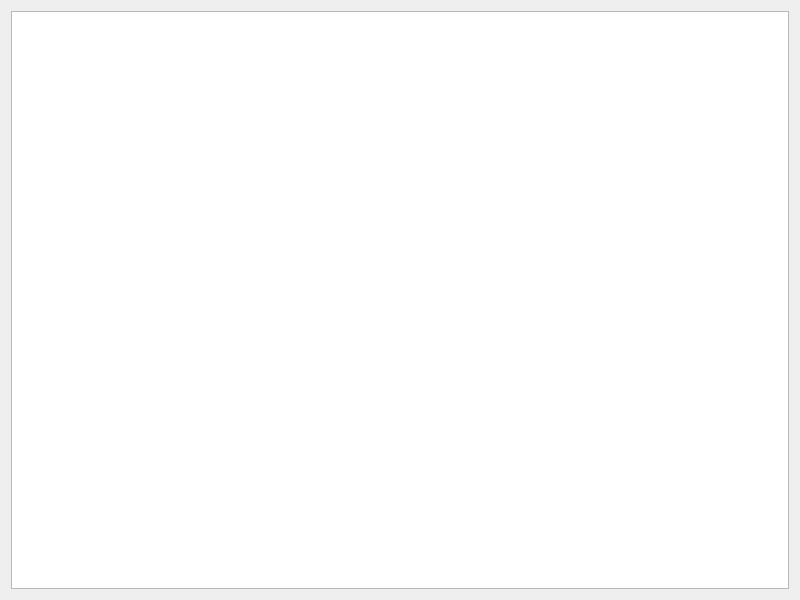
Old version of the form ProyectoFinal/widget.ui in the repository TobiasGarcia/ProyectoFinal-InfoII.
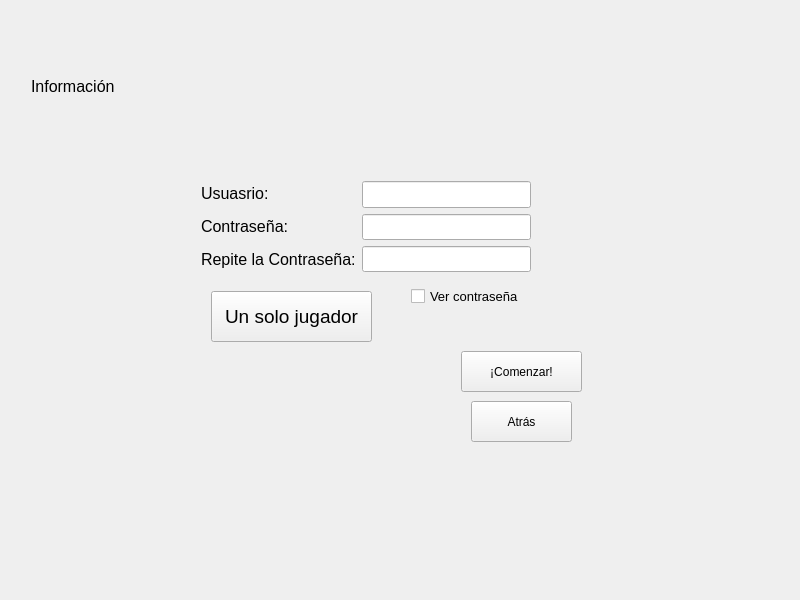
New version of the form.

Diff of the .ui file:
```diff
--- a/ProyectoFinal/widget.ui
+++ b/ProyectoFinal/widget.ui
@@ -13,9 +13,267 @@
   <property name="windowTitle">
    <string>Widget</string>
   </property>
-  <layout class="QGridLayout" name="gridLayout">
-   <item row="0" column="0">
-    <widget class="QGraphicsView" name="graphicsView"/>
+  <layout class="QHBoxLayout" name="horizontalLayout">
+   <item>
+    <widget class="QStackedWidget" name="stacked_w">
+     <property name="currentIndex">
+      <number>1</number>
+     </property>
+     <widget class="QWidget" name="main_menu">
+      <widget class="QPushButton" name="new_btn">
+       <property name="geometry">
+        <rect>
+         <x>150</x>
+         <y>170</y>
+         <width>101</width>
+         <height>31</height>
+        </rect>
+       </property>
+       <property name="text">
+        <string>Juego Nuevo</string>
+       </property>
+      </widget>
+      <widget class="QPushButton" name="load_btn">
+       <property name="geometry">
+        <rect>
+         <x>150</x>
+         <y>260</y>
+         <width>121</width>
+         <height>41</height>
+        </rect>
+       </property>
+       <property name="text">
+        <string>Cargar Partida</string>
+       </property>
+      </widget>
+      <widget class="QPushButton" name="exit_btn">
+       <property name="geometry">
+        <rect>
+         <x>160</x>
+         <y>360</y>
+         <width>101</width>
+         <height>41</height>
+        </rect>
+       </property>
+       <property name="text">
+        <string>Salir</string>
+       </property>
+      </widget>
+     </widget>
+     <widget class="QWidget" name="new_log">
+      <widget class="QPushButton" name="return_new_btn">
+       <property name="geometry">
+        <rect>
+         <x>460</x>
+         <y>390</y>
+         <width>101</width>
+         <height>41</height>
+        </rect>
+       </property>
+       <property name="text">
+        <string>Atrás</string>
+       </property>
+      </widget>
+      <widget class="QPushButton" name="register_btn">
+       <property name="geometry">
+        <rect>
+         <x>450</x>
+         <y>340</y>
+         <width>121</width>
+         <height>41</height>
+        </rect>
+       </property>
+       <property name="text">
+        <string>¡Comenzar!</string>
+       </property>
+      </widget>
+      <widget class="QCheckBox" name="pass_cbox">
+       <property name="geometry">
+        <rect>
+         <x>400</x>
+         <y>270</y>
+         <width>111</width>
+         <height>31</height>
+        </rect>
+       </property>
+       <property name="font">
+        <font>
+         <pointsize>10</pointsize>
+        </font>
+       </property>
+       <property name="text">
+        <string>Ver contraseña</string>
+       </property>
+      </widget>
+      <widget class="QLabel" name="info_lb">
+       <property name="geometry">
+        <rect>
+         <x>20</x>
+         <y>10</y>
+         <width>331</width>
+         <height>131</height>
+        </rect>
+       </property>
+       <property name="font">
+        <font>
+         <pointsize>12</pointsize>
+        </font>
+       </property>
+       <property name="text">
+        <string>Información</string>
+       </property>
+      </widget>
+      <widget class="QPushButton" name="mode_btn">
+       <property name="geometry">
+        <rect>
+         <x>200</x>
+         <y>280</y>
+         <width>161</width>
+         <height>51</height>
+        </rect>
+       </property>
+       <property name="font">
+        <font>
+         <pointsize>14</pointsize>
+        </font>
+       </property>
+       <property name="text">
+        <string>Un solo jugador</string>
+       </property>
+      </widget>
+      <widget class="QWidget" name="">
+       <property name="geometry">
+        <rect>
+         <x>190</x>
+         <y>170</y>
+         <width>330</width>
+         <height>91</height>
+        </rect>
+       </property>
+       <layout class="QHBoxLayout" name="horizontalLayout_3">
+        <item>
+         <layout class="QVBoxLayout" name="verticalLayout">
+          <item>
+           <widget class="QLabel" name="id_lb">
+            <property name="text">
+             <string>&lt;html&gt;&lt;head/&gt;&lt;body&gt;&lt;p&gt;&lt;span style=&quot; font-size:12pt;&quot;&gt;  Usuasrio:&lt;/span&gt;&lt;/p&gt;&lt;/body&gt;&lt;/html&gt;</string>
+            </property>
+           </widget>
+          </item>
+          <item>
+           <widget class="QLabel" name="pass_lb">
+            <property name="font">
+             <font>
+              <pointsize>12</pointsize>
+             </font>
+            </property>
+            <property name="text">
+             <string>Contraseña:</string>
+            </property>
+           </widget>
+          </item>
+          <item>
+           <widget class="QLabel" name="pass2_lb">
+            <property name="font">
+             <font>
+              <pointsize>12</pointsize>
+             </font>
+            </property>
+            <property name="text">
+             <string>Repite la Contraseña:</string>
+            </property>
+           </widget>
+          </item>
+         </layout>
+        </item>
+        <item>
+         <layout class="QVBoxLayout" name="verticalLayout_2">
+          <item>
+           <widget class="QLineEdit" name="id_line">
+            <property name="font">
+             <font>
+              <pointsize>12</pointsize>
+             </font>
+            </property>
+           </widget>
+          </item>
+          <item>
+           <widget class="QLineEdit" name="pass_line">
+            <property name="font">
+             <font>
+              <pointsize>12</pointsize>
+             </font>
+            </property>
+            <property name="echoMode">
+             <enum>QLineEdit::Password</enum>
+            </property>
+           </widget>
+          </item>
+          <item>
+           <widget class="QLineEdit" name="pass2_line">
+            <property name="font">
+             <font>
+              <pointsize>12</pointsize>
+             </font>
+            </property>
+            <property name="echoMode">
+             <enum>QLineEdit::Password</enum>
+            </property>
+           </widget>
+          </item>
+         </layout>
+        </item>
+       </layout>
+      </widget>
+     </widget>
+     <widget class="QWidget" name="log">
+      <widget class="QPushButton" name="return_log_btn">
+       <property name="geometry">
+        <rect>
+         <x>220</x>
+         <y>210</y>
+         <width>91</width>
+         <height>31</height>
+        </rect>
+       </property>
+       <property name="text">
+        <string>Atrás</string>
+       </property>
+      </widget>
+      <widget class="QPushButton" name="pushButton_3">
+       <property name="geometry">
+        <rect>
+         <x>390</x>
+         <y>290</y>
+         <width>75</width>
+         <height>23</height>
+        </rect>
+       </property>
+       <property name="text">
+        <string>LOG</string>
+       </property>
+      </widget>
+     </widget>
+     <widget class="QWidget" name="game">
+      <layout class="QHBoxLayout" name="horizontalLayout_2">
+       <property name="leftMargin">
+        <number>0</number>
+       </property>
+       <property name="topMargin">
+        <number>0</number>
+       </property>
+       <property name="rightMargin">
+        <number>0</number>
+       </property>
+       <property name="bottomMargin">
+        <number>0</number>
+       </property>
+       <item>
+        <widget class="QGraphicsView" name="game_gv"/>
+       </item>
+      </layout>
+     </widget>
+    </widget>
    </item>
   </layout>
  </widget>
```
